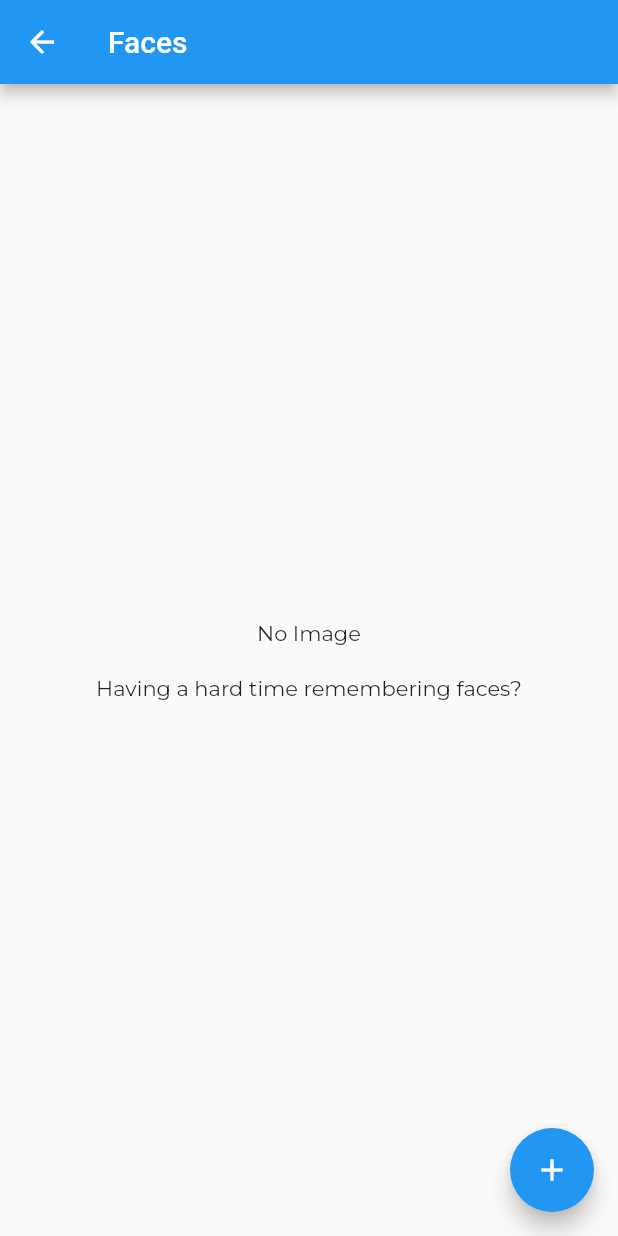
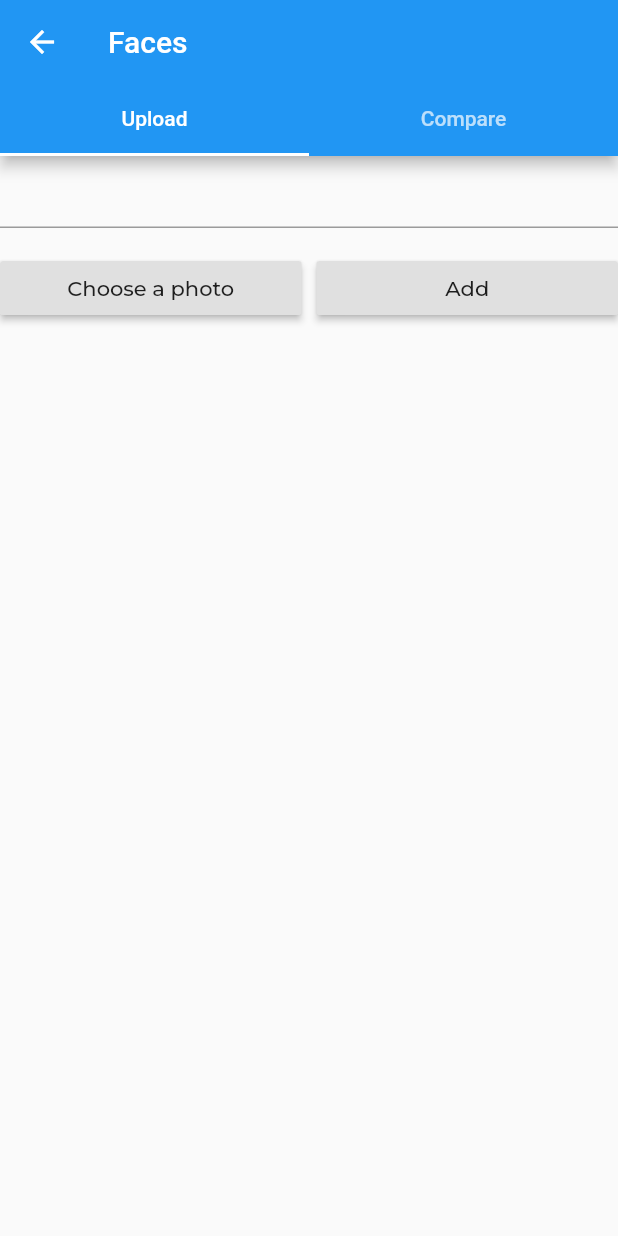
Before and after one commit to dokumanx/Harmony, a Flutter app: the FaceScreen screen opened directly, on a phone screen of 412 x 824 dp. Run offline on Flutter 3.47's test engine with Material 2 defaults, Android fonts, the phone set to English and light mode, and no system bars; our stand-ins replace bloc, cloud_firestore, equatable, firebase_auth, flutter_bloc, flutter_spinkit and 8 more; missing offline and left inert: flutter_barcode_scanner; accounts and stored records are empty.

Commit message:
New face UI and functionalities

```diff
--- a/lib/models/face_recognition.dart
+++ b/lib/models/face_recognition.dart
@@ -1,237 +1,94 @@
 import 'dart:convert';
 
-FaceList welcomeFromJson(String str) => FaceList.fromJson(json.decode(str));
+FaceList faceListFromJson(String str) => FaceList.fromJson(json.decode(str));
 
-String welcomeToJson(FaceList data) => json.encode(data.toJson());
+String faceListToJson(FaceList data) => json.encode(data.toJson());
 
 class FaceList {
+  FaceList({
+    this.success,
+    this.person,
+  });
+
   bool success;
-  List<Faces> data;
+  Person person;
 
-  FaceList({
+  factory FaceList.fromJson(Map<String, dynamic> json) => FaceList(
+    success: json["success"],
+    person: Person.fromJson(json["person"]),
+  );
+
+  Map<String, dynamic> toJson() => {
+    "success": success,
+    "person": person.toJson(),
+  };
+}
+
+class Person {
+  Person({
+    this.imageName,
+    this.imageUrl,
+    this.bucket,
+    this.name,
+  });
+
+  String imageName;
+  String imageUrl;
+  String bucket;
+  String name;
+
+  factory Person.fromJson(Map<String, dynamic> json) => Person(
+    imageName: json["image_name"],
+    imageUrl: json["image_url"],
+    bucket: json["bucket"],
+    name: json["name"],
+  );
+
+  Map<String, dynamic> toJson() => {
+    "image_name": imageName,
+    "image_url": imageUrl,
+    "bucket": bucket,
+    "name": name,
+  };
+}
+
+
+FaceListResult faceListResultFromJson(String str) => FaceListResult.fromJson(json.decode(str));
+
+String faceListResultToJson(FaceListResult data) => json.encode(data.toJson());
+
+class FaceListResult {
+  FaceListResult({
     this.success,
     this.data,
   });
 
-  factory FaceList.fromJson(Map<String, dynamic> json) => FaceList(
+  bool success;
+  Data data;
+
+  factory FaceListResult.fromJson(Map<String, dynamic> json) => FaceListResult(
     success: json["success"],
-    data: List<Faces>.from(json["data"].map((x) => Faces.fromJson(x))),
+    data: Data.fromJson(json["data"]),
   );
 
   Map<String, dynamic> toJson() => {
     "success": success,
-    "data": List<dynamic>.from(data.map((x) => x.toJson())),
-  };
-}
-
-class Faces {
-  String personId;
-  Person person;
-  Data data;
-
-  Faces({
-    this.personId,
-    this.person,
-    this.data,
-  });
-
-  factory Faces.fromJson(Map<String, dynamic> json) => Faces(
-    personId: json["personId"],
-    person: Person.fromJson(json["person"]),
-    data: Data.fromJson(json["data"]),
-  );
-
-  Map<String, dynamic> toJson() => {
-    "personId": personId,
-    "person": person.toJson(),
     "data": data.toJson(),
   };
 }
 
 class Data {
-  double similarity;
-  Face face;
-
   Data({
-    this.similarity,
-    this.face,
+    this.personId,
   });
 
+  String personId;
+
   factory Data.fromJson(Map<String, dynamic> json) => Data(
-    similarity: json["Similarity"].toDouble(),
-    face: Face.fromJson(json["Face"]),
+    personId: json["person_id"],
   );
 
   Map<String, dynamic> toJson() => {
-    "Similarity": similarity,
-    "Face": face.toJson(),
+    "person_id": personId,
   };
 }
-
-class Face {
-  BoundingBox boundingBox;
-  int confidence;
-  List<Landmark> landmarks;
-  Pose pose;
-  Quality quality;
-
-  Face({
-    this.boundingBox,
-    this.confidence,
-    this.landmarks,
-    this.pose,
-    this.quality,
-  });
-
-  factory Face.fromJson(Map<String, dynamic> json) => Face(
-    boundingBox: BoundingBox.fromJson(json["BoundingBox"]),
-    confidence: json["Confidence"],
-    landmarks: List<Landmark>.from(json["Landmarks"].map((x) => Landmark.fromJson(x))),
-    pose: Pose.fromJson(json["Pose"]),
-    quality: Quality.fromJson(json["Quality"]),
-  );
-
-  Map<String, dynamic> toJson() => {
-    "BoundingBox": boundingBox.toJson(),
-    "Confidence": confidence,
-    "Landmarks": List<dynamic>.from(landmarks.map((x) => x.toJson())),
-    "Pose": pose.toJson(),
-    "Quality": quality.toJson(),
-  };
-}
-
-class BoundingBox {
-  double width;
-  double height;
-  double left;
-  double top;
-
-  BoundingBox({
-    this.width,
-    this.height,
-    this.left,
-    this.top,
-  });
-
-  factory BoundingBox.fromJson(Map<String, dynamic> json) => BoundingBox(
-    width: json["Width"].toDouble(),
-    height: json["Height"].toDouble(),
-    left: json["Left"].toDouble(),
-    top: json["Top"].toDouble(),
-  );
-
-  Map<String, dynamic> toJson() => {
-    "Width": width,
-    "Height": height,
-    "Left": left,
-    "Top": top,
-  };
-}
-
-class Landmark {
-  String type;
-  double x;
-  double y;
-
-  Landmark({
-    this.type,
-    this.x,
-    this.y,
-  });
-
-  factory Landmark.fromJson(Map<String, dynamic> json) => Landmark(
-    type: json["Type"],
-    x: json["X"].toDouble(),
-    y: json["Y"].toDouble(),
-  );
-
-  Map<String, dynamic> toJson() => {
-    "Type": type,
-    "X": x,
-    "Y": y,
-  };
-}
-
-class Pose {
-  double roll;
-  double yaw;
-  double pitch;
-
-  Pose({
-    this.roll,
-    this.yaw,
-    this.pitch,
-  });
-
-  factory Pose.fromJson(Map<String, dynamic> json) => Pose(
-    roll: json["Roll"].toDouble(),
-    yaw: json["Yaw"].toDouble(),
-    pitch: json["Pitch"].toDouble(),
-  );
-
-  Map<String, dynamic> toJson() => {
-    "Roll": roll,
-    "Yaw": yaw,
-    "Pitch": pitch,
-  };
-}
-
-class Quality {
-  double brightness;
-  double sharpness;
-
-  Quality({
-    this.brightness,
-    this.sharpness,
-  });
-
-  factory Quality.fromJson(Map<String, dynamic> json) => Quality(
-    brightness: json["Brightness"].toDouble(),
-    sharpness: json["Sharpness"].toDouble(),
-  );
-
-  Map<String, dynamic> toJson() => {
-    "Brightness": brightness,
-    "Sharpness": sharpness,
-  };
-}
-
-class Person {
-  String phone;
-  String mobile;
-  String imagename;
-  String name;
-  String email;
-  String address;
-  String family;
-
-  Person({
-    this.phone,
-    this.mobile,
-    this.imagename,
-    this.name,
-    this.email,
-    this.address,
-    this.family,
-  });
-
-  factory Person.fromJson(Map<String, dynamic> json) => Person(
-    phone: json["phone"],
-    mobile: json["mobile"],
-    imagename: json["imagename"],
-    name: json["name"],
-    email: json["email"],
-    address: json["address"],
-    family: json["family"],
-  );
-
-  Map<String, dynamic> toJson() => {
-    "phone": phone,
-    "mobile": mobile,
-    "imagename": imagename,
-    "name": name,
-    "email": email,
-    "address": address,
-    "family": family,
-  };
-}
--- a/lib/screens/home/face_screen.dart
+++ b/lib/screens/home/face_screen.dart
@@ -1,7 +1,8 @@
 import 'dart:async';
 import 'dart:io';
 import 'dart:convert';
-
+import 'package:flutter/src/scheduler/ticker.dart';
+import 'package:harmony/shared/constants.dart';
 import 'package:http/http.dart' as http;
 import 'package:async/async.dart';
 import 'package:path/path.dart';
@@ -15,59 +16,156 @@ class FaceScreen extends StatefulWidget {
   _FaceScreenState createState() => _FaceScreenState();
 }
 
-class _FaceScreenState extends State<FaceScreen> {
+class _FaceScreenState extends State<FaceScreen> with SingleTickerProviderStateMixin {
   File _image;
+  File _compareImage;
   final picker = ImagePicker();
   FaceList facelist;
+  String userName;
+  final _formKey = GlobalKey<FormState>();
+  final textController = TextEditingController();
+  TabController _tabController;
 
-  Future getImage() async {
+  @override
+  void initState() {
+    super.initState();
+    _tabController = TabController(vsync: this, length: 2);
+  }
+
+
+  Future uploadImage() async {
     final pickedFile = await picker.getImage(source: ImageSource.gallery);
 
     setState(() {
-      _image = File(pickedFile.path);
+    _compareImage = File(pickedFile.path);
     });
 
-    final faceData = await pushData(_image);
-
+    final faceData = await pushCompareData(_compareImage);
     setState(() {
     facelist = faceData;
     });
   }
 
   @override
+  void dispose() {
+    super.dispose();
+    _tabController.dispose();
+  }
+
+  @override
   Widget build(BuildContext context) {
     return Scaffold(
-      appBar: AppBar(title: Text("Faces")),
-      body: Center(
+      appBar: AppBar(
+        title: Text("Faces"),
+        bottom: TabBar(
+          tabs: [
+            Tab(child: Text("Upload")),
+            Tab(child: Text("Compare")),
+          ],
+          indicatorColor: Colors.white,
+          controller: _tabController,
+        )
+      ),
+      body: TabBarView(
+        controller: _tabController,
+        children: <Widget>[
+          Form(
+            key: _formKey,
+            child: Column(
+              crossAxisAlignment: CrossAxisAlignment.start,
+              children: <Widget>[
+                TextFormField(
+                  controller: textController,
+                  validator: (value) {
+                    if (value.isEmpty) {
+                      return 'Please enter some text';
+                    }
+                    return null;
+                  },
+                ),
+                Row(
+                  children: <Widget>[
+                    Expanded(
+                      child: Padding(
+                        padding: const EdgeInsets.symmetric(vertical: 16.0),
+                        child: RaisedButton(
+                          onPressed: () async {
+                            final pickedFile = await picker.getImage(source: ImageSource.gallery);
+
+                            setState(() {
+                              _image = File(pickedFile.path);
+                            });
+                          },
+                          child: Text('Choose a photo'),
+                        ),
+                      ),
+                    ),
+                    Container(width: 10.0,),
+                    Expanded(
+                      child: Padding(
+                        padding: const EdgeInsets.symmetric(vertical: 16.0),
+                        child: RaisedButton(
+                          onPressed: () async {
+                            // Validate returns true if the form is valid, or false
+                            // otherwise.
+                            if (_formKey.currentState.validate()) {
+                              // If the form is valid, display a Snackbar.
+                              var result = await pushData(_image, textController.text);
+                              if (result.success) {
+                                Scaffold.of(context)
+                                    .showSnackBar(SnackBar(content: Text("${result.data.personId} inserted.")));
+                                textController.clear();
+                              }
+                            }
+                          },
+                          child: Text('Add'),
+                        ),
+                      ),
+                    ),
+                  ],
+                ),
+              ],
+            ),
+          ),
+          Column(
+            children: <Widget> [
+              Center(
               child: Column(
                 mainAxisAlignment: MainAxisAlignment.center,
                 crossAxisAlignment: CrossAxisAlignment.center,
                 children: <Widget>[
-            Container(child: _image == null ? Text("No Image") : Image.file(_image)),
+                  Container(height: 25,),
+                  Container(width: 200, height: 200,
+                      child: _compareImage == null ? Center(child: Text("No Image")) : Image.file(_compareImage)),
                   Padding(
                     padding: const EdgeInsets.only(top: 20.0),
                     child: Container(child:
                     facelist == null ?
                     Text("Having a hard time remembering faces?")
                         :Text(
-              facelist.data == null ? "This person is not registered" : "${facelist.data[0].person.name} ${facelist.data[0].person.family}"
+                        facelist.person == null ? "This person is not registered"
+                            : "${facelist.person.name}"
                     )),
                   ),
                 ],
               ),
             ),
-      floatingActionButton: FloatingActionButton(
-        child:  Icon(
-        Icons.add,
-        color: Colors.white,
+              Padding(
+                padding: const EdgeInsets.only(top: 15.0),
+                child: RaisedButton(
+                  onPressed: uploadImage,
+                  child: Text('Choose a photo'),
                 ),
-        onPressed: getImage,
+              ),
+            ],
+          ),
+        ],
       ),
     );
   }
 }
 
-Future<FaceList> pushData(File image) async {
+Future<FaceListResult> pushData(File image, String name) async {
   //final String url = "http://localhost:3000/api/v1/";
 
   Map<String, String> headers = {
@@ -75,13 +173,52 @@ Future<FaceList> pushData(File image) async {
     "Accept" : "application/json",
   };
 
+  // body data iguess
+  Map<String, String> fields = {
+    "name": name,
+  };
+
   var length = await image.length();
   var stream = http.ByteStream(DelegatingStream.typed(image.openRead()));
-  var uri = Uri.parse("http://192.168.1.33:3000" + "/api/v1/");
+  var uri = Uri.parse(SERVER_URL + SERVER_PORT + "/face");
 
   var request = new http.MultipartRequest("POST", uri);
 
-  var multipartFileSign = http.MultipartFile("image", stream, length, filename: basename(image.path));
+  var multipartFileSign = http.MultipartFile("file", stream, length, filename: basename(image.path));
+
+  request.files.add(multipartFileSign);
+
+  request.headers.addAll(headers);
+  request.fields.addAll(fields);
+
+  var streamResponse = await request.send();
+
+  var response = await http.Response.fromStream(streamResponse);
+
+  print(response.body);
+
+  var jsonify = jsonDecode(response.body);
+
+  return FaceListResult.fromJson(jsonify);
+
+}
+
+Future<FaceList> pushCompareData(File image) async {
+  //final String url = "http://localhost:3000/api/v1/";
+
+  Map<String, String> headers = {
+    "Content-Type" : "application/json",
+    "Accept" : "application/json",
+  };
+
+
+  var length = await image.length();
+  var stream = http.ByteStream(DelegatingStream.typed(image.openRead()));
+  var uri = Uri.parse(SERVER_URL + SERVER_PORT + "/compare");
+
+  var request = new http.MultipartRequest("POST", uri);
+
+  var multipartFileSign = http.MultipartFile("file", stream, length, filename: basename(image.path));
 
   request.files.add(multipartFileSign);
 
@@ -91,6 +228,8 @@ Future<FaceList> pushData(File image) async {
 
   var response = await http.Response.fromStream(streamResponse);
 
+  print(response.body);
+
   var jsonify = jsonDecode(response.body);
 
   return FaceList.fromJson(jsonify);
--- a/lib/screens/home/todo_screen.dart
+++ b/lib/screens/home/todo_screen.dart
@@ -4,6 +4,8 @@ import 'package:flutter/material.dart';
 import 'package:flutter_bloc/flutter_bloc.dart';
 import 'package:harmony/blocs/sharing_account_bloc/bloc.dart';
 import 'package:harmony/repository/user_data_repository.dart';
+//import 'package:flutter_datetime_picker/flutter_datetime_picker.dart';
+
 
 class TodoScreen extends StatelessWidget {
   @override
--- a/lib/shared/constants.dart
+++ b/lib/shared/constants.dart
@@ -10,3 +10,6 @@ const textInputDecoration = InputDecoration(
     borderSide: BorderSide(color: Colors.purple, width: 2.0),
   ),
 );
+
+const String SERVER_URL = "http://192.168.1.44";
+const String SERVER_PORT = ":3000";
--- a/pubspec.yaml
+++ b/pubspec.yaml
@@ -52,6 +52,10 @@ dependencies:
   image_picker: ^0.6.7
   flutter_barcode_scanner: ^1.0.0
 
+  # For todoscreen
+  flutter_datetime_picker: ^1.3.8
+
+
 
 
 dev_dependencies:
```
Also changed, not shown: pubspec.lock. Lines whose indentation alone changed are shown as unchanged.
